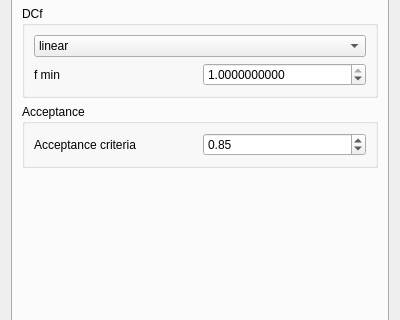
Before: the Qt Designer form ui/kernel_factor_uncertainty.ui in robertorolo/LPM-Geomod_Suite, drawn with Qt 5; both pictures show x 0 to 400 and y 247 to 567 of the 400 by 785 pixel window.
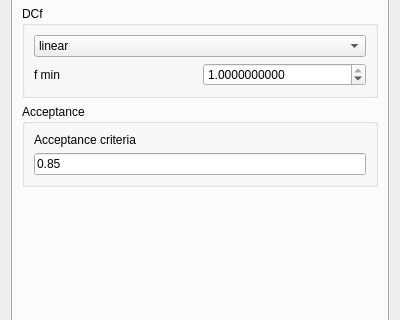
After: the same form once the commit is applied. Custom widgets are drawn as their Qt base class.

```diff
--- a/ui/kernel_factor_uncertainty.ui
+++ b/ui/kernel_factor_uncertainty.ui
@@ -180,13 +180,10 @@
             </property>
            </widget>
           </item>
-          <item row="0" column="1">
-           <widget class="QDoubleSpinBox" name="doubleSpinBox_2">
-            <property name="maximum">
-             <double>1.000000000000000</double>
-            </property>
-            <property name="value">
-             <double>0.850000000000000</double>
+          <item row="1" column="0">
+           <widget class="QLineEdit" name="lineEdit_9">
+            <property name="text">
+             <string>0.85</string>
             </property>
            </widget>
           </item>
```
